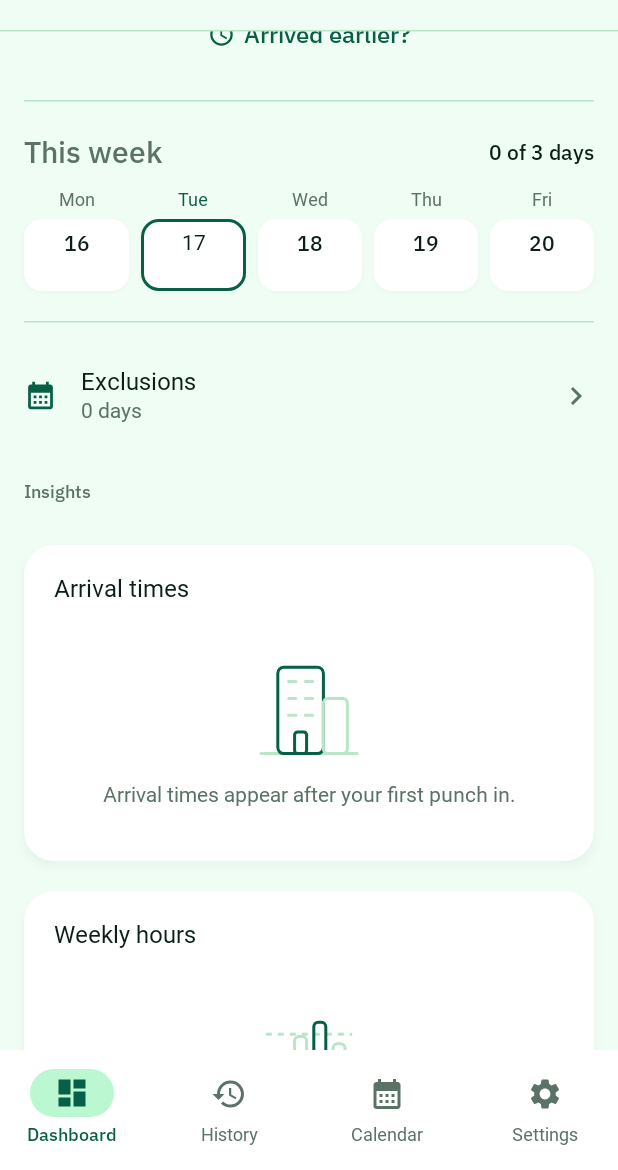
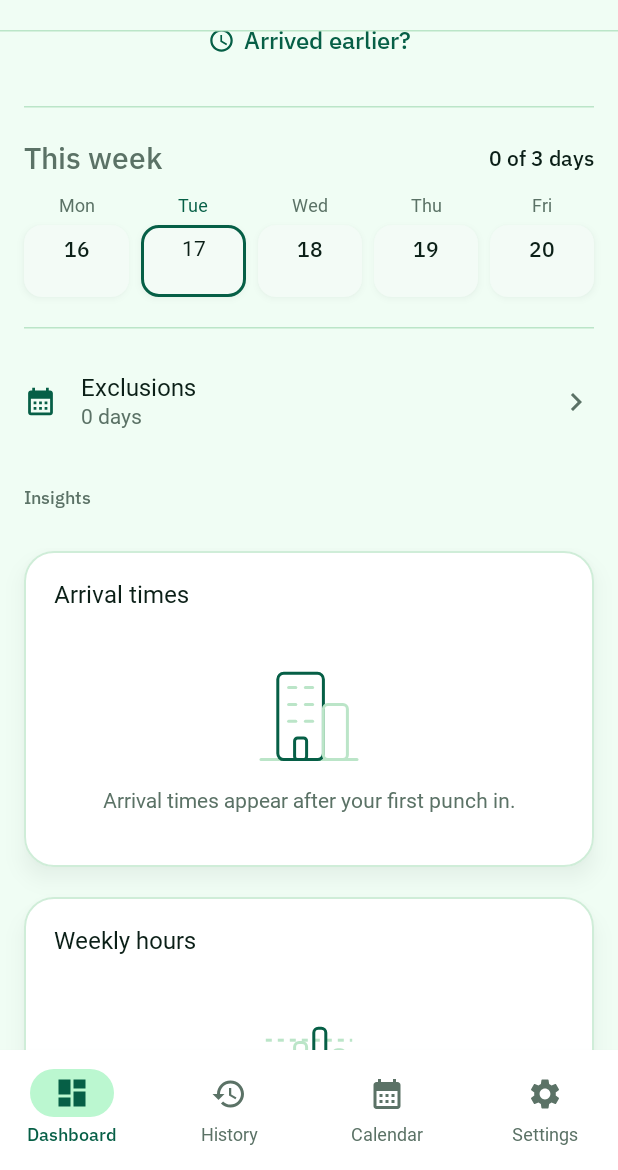
Before and after one commit to UjwalKatakam/WFO-Tracker, an Android app built with Jetpack Compose: the screen it shows after launch (MainActivity), scrolled down 520 dp, on a phone screen of 412 x 824 dp, the part 66-1236 px from its top. Run offline under Robolectric (Android 15) with nearby library versions, the phone set to English and light mode, and no system bars; our stand-ins replace Room's generated code; Roboto replaces fonts that are not available here; 2 statements that could not run were skipped.

Commit message:
refactor: enhance UI card styling and elevation
Update WfoCard implementation to standardize elevation and borders. Refine color definitions and shadows for better visual depth and consistency across light and dark themes.

```diff
--- a/app/src/main/java/com/example/ui/components/DashboardComponents.kt
+++ b/app/src/main/java/com/example/ui/components/DashboardComponents.kt
@@ -313,19 +313,13 @@ fun DashboardHeroQuota(
     val presentDeepColor = AppTheme.colors.presentDeep
     val presentContainerColor = AppTheme.colors.presentContainer
     val ruleColor = AppTheme.colors.rule
-    val trackOutlineColor = AppTheme.colors.trackOutline
+    val trackEmptyColor = AppTheme.colors.trackEmpty
     val rewardColor = AppTheme.colors.reward
     val isDark = AppTheme.colors.isDark
 
-    val heroCardColor = if (isDark) AppTheme.colors.card else AppTheme.colors.card.copy(alpha = 0.92f)
-
-    Surface(
-        shape = SurfaceGroupShape,
-        color = heroCardColor,
-        border = wfoCardBorder(),
-        modifier = modifier
-            .fillMaxWidth()
-            .then(wfoCardShadow(elevation = 4.dp, shape = SurfaceGroupShape))
+    WfoCard(
+        modifier = modifier.fillMaxWidth(),
+        elevation = 8.dp
     ) {
         Box(modifier = Modifier.fillMaxWidth()) {
             Column(
@@ -400,7 +394,7 @@ fun DashboardHeroQuota(
 
                 // Milestone badge row inside the card
                 if (thresholds.isNotEmpty()) {
-                    val connectorColor = if (isDark) ruleColor else trackOutlineColor.copy(alpha = 0.45f)
+                    val connectorColor = if (isDark) trackEmptyColor else ruleColor
                     Row(
                         modifier = Modifier.fillMaxWidth(),
                         verticalAlignment = Alignment.Top,
@@ -411,12 +405,12 @@ fun DashboardHeroQuota(
                                 Box(
                                     modifier = Modifier
                                         .weight(1f)
-                                        .height(40.dp),
+                                        .height(44.dp),
                                     contentAlignment = Alignment.Center
                                 ) {
                                     HorizontalDivider(
                                         color = connectorColor,
-                                        thickness = 1.dp
+                                        thickness = 2.dp
                                     )
                                 }
                             } else {
@@ -430,10 +424,9 @@ fun DashboardHeroQuota(
 
                             val badgeColor = AppTheme.colors.card
                             val badgeBorder = when {
-                                !isReached -> BorderStroke(1.5.dp, trackOutlineColor)
-                                isDark && isFinal -> BorderStroke(1.dp, rewardColor)
-                                isDark -> BorderStroke(1.dp, progressColor)
-                                else -> null
+                                !isReached -> BorderStroke(1.dp, ruleColor)
+                                isFinal -> BorderStroke(1.dp, rewardColor)
+                                else -> BorderStroke(1.dp, progressColor)
                             }
                             val iconTint = when {
                                 !isReached -> AppTheme.colors.muted
@@ -453,15 +446,15 @@ fun DashboardHeroQuota(
                                     color = badgeColor,
                                     border = badgeBorder,
                                     modifier = Modifier
-                                        .size(40.dp)
-                                        .then(wfoCardShadow(elevation = 3.dp, shape = CircleShape))
+                                        .size(44.dp)
+                                        .then(wfoCardShadow(elevation = 4.dp, shape = CircleShape))
                                 ) {
                                     Box(contentAlignment = Alignment.Center) {
                                         Icon(
                                             imageVector = Icons.Default.CardGiftcard,
                                             contentDescription = null,
                                             tint = iconTint,
-                                            modifier = Modifier.size(20.dp)
+                                            modifier = Modifier.size(24.dp)
                                         )
                                     }
                                 }
@@ -529,7 +522,6 @@ private fun HeroProgressRing(
 ) {
     val progressColor = AppTheme.colors.progress
     val trackEmptyColor = AppTheme.colors.trackEmpty
-    val trackOutlineColor = AppTheme.colors.trackOutline
     val inkColor = AppTheme.colors.ink
     val mutedColor = AppTheme.colors.muted
     val fontScale = LocalDensity.current.fontScale
@@ -548,7 +540,6 @@ private fun HeroProgressRing(
     ) {
         Canvas(modifier = Modifier.fillMaxSize()) {
             val strokePx = 12.dp.toPx()
-            val innerStrokePx = (strokePx - 2.dp.toPx()).coerceAtLeast(strokePx * 0.7f)
             val inset = strokePx / 2f
             val arcTopLeft = Offset(inset, inset)
             val arcSize = Size(size.width - strokePx, size.height - strokePx)
@@ -568,9 +559,8 @@ private fun HeroProgressRing(
                         index < validDays
                     }
 
-                    if (isFilled) {
                     drawArc(
-                            color = progressColor,
+                        color = if (isFilled) progressColor else trackEmptyColor,
                         startAngle = startAngle,
                         sweepAngle = sweepDegrees,
                         useCenter = false,
@@ -578,39 +568,8 @@ private fun HeroProgressRing(
                         size = arcSize,
                         style = Stroke(width = strokePx, cap = StrokeCap.Butt)
                     )
-                    } else {
-                        drawArc(
-                            color = trackOutlineColor,
-                            startAngle = startAngle,
-                            sweepAngle = sweepDegrees,
-                            useCenter = false,
-                            topLeft = arcTopLeft,
-                            size = arcSize,
-                            style = Stroke(width = strokePx, cap = StrokeCap.Butt)
-                        )
-                        val innerSweep = (sweepDegrees - 1.4f).coerceAtLeast(1f)
-                        val innerStart = startAngle + (sweepDegrees - innerSweep) / 2f
-                        drawArc(
-                            color = trackEmptyColor,
-                            startAngle = innerStart,
-                            sweepAngle = innerSweep,
-                            useCenter = false,
-                            topLeft = arcTopLeft,
-                            size = arcSize,
-                            style = Stroke(width = innerStrokePx, cap = StrokeCap.Butt)
-                        )
-                    }
                 }
             } else {
-                drawArc(
-                    color = trackOutlineColor,
-                    startAngle = -90f,
-                    sweepAngle = 360f,
-                    useCenter = false,
-                    topLeft = arcTopLeft,
-                    size = arcSize,
-                    style = Stroke(width = strokePx, cap = StrokeCap.Butt)
-                )
                 drawArc(
                     color = trackEmptyColor,
                     startAngle = -90f,
@@ -618,7 +577,7 @@ private fun HeroProgressRing(
                     useCenter = false,
                     topLeft = arcTopLeft,
                     size = arcSize,
-                    style = Stroke(width = innerStrokePx, cap = StrokeCap.Butt)
+                    style = Stroke(width = strokePx, cap = StrokeCap.Butt)
                 )
                 val filledSweep = 360f * displayedProgress
                 if (filledSweep > 0f) {
@@ -1093,18 +1052,17 @@ fun DashboardThisWeek(
                 val markerDescription = "$fullDayName, $statusDescription"
 
                 val isDark = AppTheme.colors.isDark
-                val tileBackground = when {
-                    isPresent -> AppTheme.colors.presentContainer
-                    !isDark -> AppTheme.colors.card
-                    isShort || isLeave -> Color.Transparent
-                    else -> AppTheme.colors.card
+                val tileBackground = if (isPresent) {
+                    AppTheme.colors.presentContainer
+                } else {
+                    AppTheme.colors.weekTile
                 }
 
                 val tileBorder = when {
                     isToday -> BorderStroke(2.dp, AppTheme.colors.presentDeep)
                     isShort -> BorderStroke(1.dp, AppTheme.colors.short)
                     isLeave -> BorderStroke(1.dp, AppTheme.colors.rule)
-                    isDark && !isPresent -> BorderStroke(1.dp, AppTheme.colors.rule)
+                    isDark -> BorderStroke(1.dp, AppTheme.colors.rule)
                     else -> null
                 }
 
@@ -1133,7 +1091,7 @@ fun DashboardThisWeek(
                         modifier = Modifier
                             .fillMaxWidth()
                             .defaultMinSize(minHeight = 48.dp)
-                            .then(wfoCardShadow(elevation = 2.dp, shape = WeekTileShape))
+                            .then(wfoCardShadow(elevation = 3.dp, shape = WeekTileShape))
                             .semantics {
                                 this.contentDescription = markerDescription
                             }
--- a/app/src/main/java/com/example/ui/components/SharedComponents.kt
+++ b/app/src/main/java/com/example/ui/components/SharedComponents.kt
@@ -72,12 +72,16 @@ import com.example.ui.theme.SheetShape
 import com.example.ui.theme.SurfaceGroupShape
 
 @Composable
-fun wfoCardBorder(): BorderStroke? =
-    if (AppTheme.colors.isDark) BorderStroke(1.dp, AppTheme.colors.rule) else null
+fun wfoCardBorder(): BorderStroke =
+    if (AppTheme.colors.isDark) {
+        BorderStroke(1.dp, AppTheme.colors.rule)
+    } else {
+        BorderStroke(1.dp, AppTheme.colors.rule.copy(alpha = 0.70f))
+    }
 
 @Composable
 fun wfoCardShadow(
-    elevation: Dp = 4.dp,
+    elevation: Dp = 8.dp,
     shape: Shape = SurfaceGroupShape
 ): Modifier = if (AppTheme.colors.isDark || elevation <= 0.dp) {
     Modifier
@@ -86,8 +90,8 @@ fun wfoCardShadow(
         elevation = elevation,
         shape = shape,
         clip = false,
-        ambientColor = AppTheme.colors.shadowInk.copy(alpha = 0.22f),
-        spotColor = AppTheme.colors.shadowInk.copy(alpha = 0.22f)
+        ambientColor = AppTheme.colors.shadowInk.copy(alpha = 0.30f),
+        spotColor = AppTheme.colors.shadowInk.copy(alpha = 0.30f)
     )
 }
 
@@ -95,7 +99,7 @@ fun wfoCardShadow(
 fun WfoCard(
     modifier: Modifier = Modifier,
     shape: Shape = SurfaceGroupShape,
-    elevation: Dp = 4.dp,
+    elevation: Dp = 8.dp,
     color: Color = AppTheme.colors.card,
     content: @Composable () -> Unit
 ) {
@@ -684,7 +688,7 @@ fun WfoUndoBanner(
         border = wfoCardBorder(),
         modifier = modifier
             .fillMaxWidth()
-            .then(wfoCardShadow(elevation = 4.dp, shape = SurfaceGroupShape))
+            .then(wfoCardShadow(elevation = 8.dp, shape = SurfaceGroupShape))
             .semantics {
                 liveRegion = LiveRegionMode.Polite
             }
--- a/app/src/main/java/com/example/ui/screens/DashboardScreen.kt
+++ b/app/src/main/java/com/example/ui/screens/DashboardScreen.kt
@@ -55,6 +55,7 @@ import androidx.compose.ui.platform.LocalContext
 import androidx.compose.ui.platform.LocalDensity
 import androidx.compose.ui.res.painterResource
 import androidx.compose.ui.unit.dp
+import androidx.compose.ui.zIndex
 import com.example.R
 import com.example.data.local.CheckInLog
 import com.example.data.local.LeaveHoliday
@@ -491,6 +492,7 @@ fun DashboardScreen(
             Column(
                 modifier = Modifier
                     .fillMaxWidth()
+                    .zIndex(1f)
                     .padding(horizontal = 16.dp),
                 verticalArrangement = Arrangement.spacedBy(20.dp)
             ) {
--- a/app/src/main/java/com/example/ui/theme/Color.kt
+++ b/app/src/main/java/com/example/ui/theme/Color.kt
@@ -27,6 +27,7 @@ val DarkActionEnd = Color(0xFF34D399)
 val DarkOnAction = Color(0xFF0B1F17)
 val DarkTrackEmpty = Color(0xFF2E5744)
 val DarkTrackOutline = Color(0xFF4A7E66)
+val DarkWeekTile = Color(0xFF183629)
 val DarkShort = Color(0xFFF59E0B)
 val DarkDanger = Color(0xFFF87171)
 val DarkReward = Color(0xFFFBBF24)
@@ -50,8 +51,9 @@ val LightProgress = Color(0xFF15803D)
 val LightActionStart = Color(0xFF15803D)
 val LightActionEnd = Color(0xFF166534)
 val LightOnAction = Color(0xFFFFFFFF)
-val LightTrackEmpty = Color(0xFFECF7F0)
+val LightTrackEmpty = Color(0xFFCDEBD8)
 val LightTrackOutline = Color(0xFF7A9485)
+val LightWeekTile = Color(0xFFF3FBF6)
 val LightShort = Color(0xFFB45309)
 val LightDanger = Color(0xFFB91C1C)
 val LightReward = Color(0xFFD97706)
@@ -77,6 +79,7 @@ data class AppColors(
     val onAction: Color,
     val trackEmpty: Color,
     val trackOutline: Color,
+    val weekTile: Color,
     val short: Color,
     val danger: Color,
     val reward: Color,
--- a/app/src/main/java/com/example/ui/theme/Theme.kt
+++ b/app/src/main/java/com/example/ui/theme/Theme.kt
@@ -27,6 +27,7 @@ private val DarkAppColors = AppColors(
     onAction = DarkOnAction,
     trackEmpty = DarkTrackEmpty,
     trackOutline = DarkTrackOutline,
+    weekTile = DarkWeekTile,
     short = DarkShort,
     danger = DarkDanger,
     reward = DarkReward,
@@ -52,6 +53,7 @@ private val LightAppColors = AppColors(
     onAction = LightOnAction,
     trackEmpty = LightTrackEmpty,
     trackOutline = LightTrackOutline,
+    weekTile = LightWeekTile,
     short = LightShort,
     danger = LightDanger,
     reward = LightReward,
```
Lines whose indentation alone changed are shown as unchanged.
